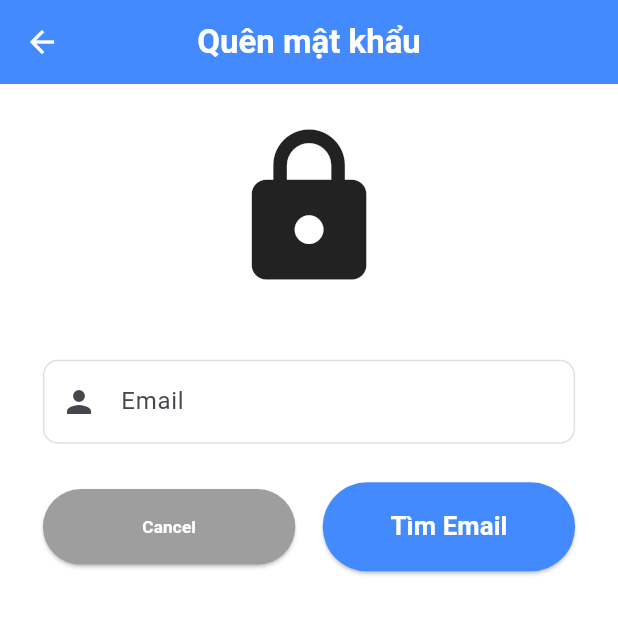
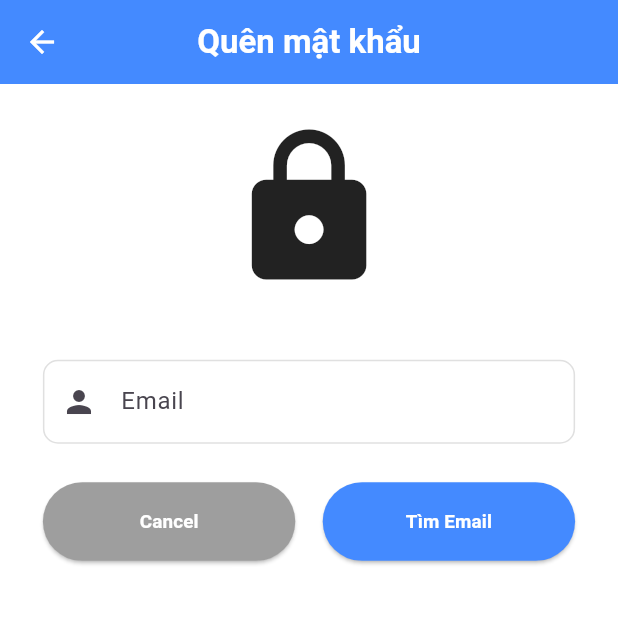
Before and after one commit to hoangkietcoder/PersonalProjectGrocery, a Flutter app: the screen it shows after launch, after a tap on "Quên mật khẩu?", on a phone screen of 412 x 824 dp, the top half of it. Run offline on Flutter 3.47's test engine with Material 3 defaults, Android fonts, the phone set to English and light mode, and no system bars; our stand-ins replace bloc, bloc_concurrency, cloud_firestore, curved_labeled_navigation_bar, equatable, firebase_auth and 15 more; accounts and stored records are empty; generated files the repository leaves out were written again.

```diff
--- a/lib/Compoents/CurrencyInputFormatterPrice/CurrencyInputFormatterPrice.dart
+++ b/lib/Compoents/CurrencyInputFormatterPrice/CurrencyInputFormatterPrice.dart
@@ -21,7 +21,7 @@ class CurrencyInputFormatterPrice extends TextInputFormatter {
     return TextEditingValue(
       text: newFormatted,
       // đang nhập (ví dụ: từ "1000" thành "1.000"), bạn cần cập nhật lại vị trí con trỏ (cursor) —
-      // nếu không, con trỏ sẽ nhảy về đầu dòng, gây trải nghiệm rất tệ.
+      // nếu không, con trỏ sẽ nhảy về đầu dòng
       selection: TextSelection.collapsed(offset: newFormatted.length), //
     );
   }
--- a/lib/ForgotPassword/ForgotPassword.dart
+++ b/lib/ForgotPassword/ForgotPassword.dart
@@ -154,9 +154,8 @@ class _ForgotpasswordState extends State<ForgotpasswordView> {
                                 child: ElevatedButton(
                                   style: ElevatedButton.styleFrom(
                                     backgroundColor: Colors.grey, // Cancel button màu xám
-                                    padding: EdgeInsets.symmetric(vertical: 15.r),
-                                    shape: RoundedRectangleBorder(
-                                      borderRadius: BorderRadius.circular(30.r),
+                                    padding: EdgeInsets.symmetric(vertical: 15.r,horizontal: 20.w,),
+                                    shape: RoundedRectangleBorder(borderRadius: BorderRadius.circular(30.r),
                                     ),
                                   ),
                                   onPressed: () {
@@ -166,7 +165,7 @@ class _ForgotpasswordState extends State<ForgotpasswordView> {
                                   child: Text(
                                     "Cancel",
                                     style: TextStyle(
-                                      fontSize: 10.sp,
+                                      fontSize: 11.sp,
                                       color: Colors.white,
                                       fontWeight: FontWeight.bold,
                                     ),
@@ -178,7 +177,7 @@ class _ForgotpasswordState extends State<ForgotpasswordView> {
                                 child: ElevatedButton(
                                   style: ElevatedButton.styleFrom(
                                     backgroundColor: Colors.blueAccent,
-                                    padding: EdgeInsets.symmetric(vertical: 15.r),
+                                    padding: EdgeInsets.symmetric(vertical: 15.r,horizontal: 20.w),
                                     shape: RoundedRectangleBorder(
                                       borderRadius: BorderRadius.circular(30.r),
                                     ),
@@ -194,7 +193,7 @@ class _ForgotpasswordState extends State<ForgotpasswordView> {
                                   child: Text(
                                     "Tìm Email",
                                     style: TextStyle(
-                                      fontSize: 15.sp,
+                                      fontSize: 11.sp,
                                       color: Colors.white,
                                       fontWeight: FontWeight.bold,
                                     ),
--- a/lib/Login/loginApp.dart
+++ b/lib/Login/loginApp.dart
@@ -163,30 +163,8 @@ class _LoginViewState extends State<_LoginView> {
                           _Password(controller: _passwordController),
                           SizedBox(height: 10.h),
                           Row(
-                            mainAxisAlignment: MainAxisAlignment.spaceBetween,
+                            mainAxisAlignment: MainAxisAlignment.end,
                             children: [
-                              Expanded(
-                                child: Row(
-                                  children: [
-                                    Checkbox(
-                                      hoverColor: Colors.redAccent,
-                                      value: rememberPassword,
-                                      onChanged: (bool? value) {
-                                        setState(() {
-                                          rememberPassword = value!;
-                                        });
-                                      },
-                                      activeColor: Colors.blue,
-                                    ),
-                                    Text(
-                                      "Ghi nhớ mật khẩu",
-                                      style: TextStyle(
-                                        color: Colors.black54,
-                                      ),
-                                    ),
-                                  ],
-                                ),
-                              ),
                               GestureDetector(
                                 onTap: () {
                                   Navigator.pushNamed(
@@ -197,8 +175,9 @@ class _LoginViewState extends State<_LoginView> {
                                   child: Text(
                                     "Quên mật khẩu?",
                                     style: TextStyle(
+                                      decoration: TextDecoration.underline, // Gạch dưới
                                       fontWeight: FontWeight.bold,
-                                      color: Colors.blueAccent,
+                                      color: Colors.grey,
                                       fontSize: 13.sp,
                                     ),
                                   ),
--- /dev/null
+++ b/lib/SharedPreferences/bloc/shared_preference_event.dart
@@ -0,0 +1,5 @@
+part of 'shared_preference_bloc.dart';
+
+sealed class SharedPreferenceEvent extends Equatable {
+  const SharedPreferenceEvent();
+}
```
Also changed, not shown: lib/HomePageFrame/Home/Home.dart (+14 -7 lines), lib/ObjectBox/bloc_ModelProductLocal/model_product_local_bloc.dart (+11 -0 lines), lib/ObjectBox/bloc_ModelProductLocal/model_product_local_state.dart (+7 -2 lines), lib/SharedPreferences/bloc/shared_preference_bloc.dart (added, +13 -0 lines), lib/SharedPreferences/bloc/shared_preference_state.dart (added, +9 -0 lines), lib/SharedPreferences/Share_Preferences_Repository/shared_preference_repository.dart (added), 4 other files.
